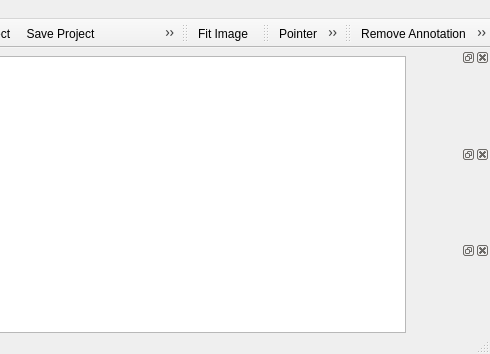
Above: AnnoTool/src/uiStuff/forms/AnnoToolMainWindow.ui from basileios-anastasatos/AnnoTool before the change; both pictures show x 249 to 739 and y 0 to 354 of the 739 by 354 pixel window. Below: the same form after it.
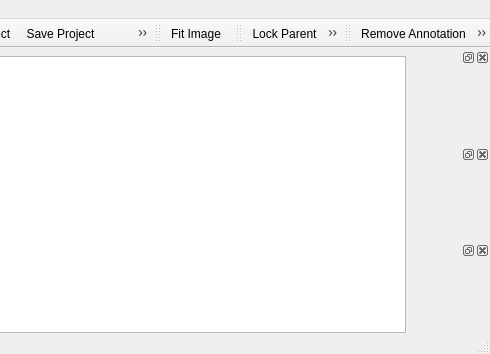
That is the form after the change. Icons and pictures are not drawn. Custom widgets are drawn as their Qt base class.

Patch:
```diff
--- a/AnnoTool/src/uiStuff/forms/AnnoToolMainWindow.ui
+++ b/AnnoTool/src/uiStuff/forms/AnnoToolMainWindow.ui
@@ -196,7 +196,7 @@
     <rect>
      <x>241</x>
      <y>22</y>
-     <width>167</width>
+     <width>236</width>
      <height>34</height>
     </rect>
    </property>
@@ -209,6 +209,7 @@
    <attribute name="toolBarBreak">
     <bool>false</bool>
    </attribute>
+   <addaction name="actionLockParentAnno" />
    <addaction name="actionToolPointer" />
    <addaction name="actionToolSinglePoint" />
    <addaction name="actionToolRectangle" />
@@ -484,6 +485,14 @@
     <string>Groundtruth Mode</string>
    </property>
   </action>
+  <action name="actionLockParentAnno">
+   <property name="checkable">
+    <bool>true</bool>
+   </property>
+   <property name="text">
+    <string>Lock Parent</string>
+   </property>
+  </action>
  </widget>
  <customwidgets>
   <customwidget>
```
Left out of the diff: 4 changed lines with no effect on the pictures.
